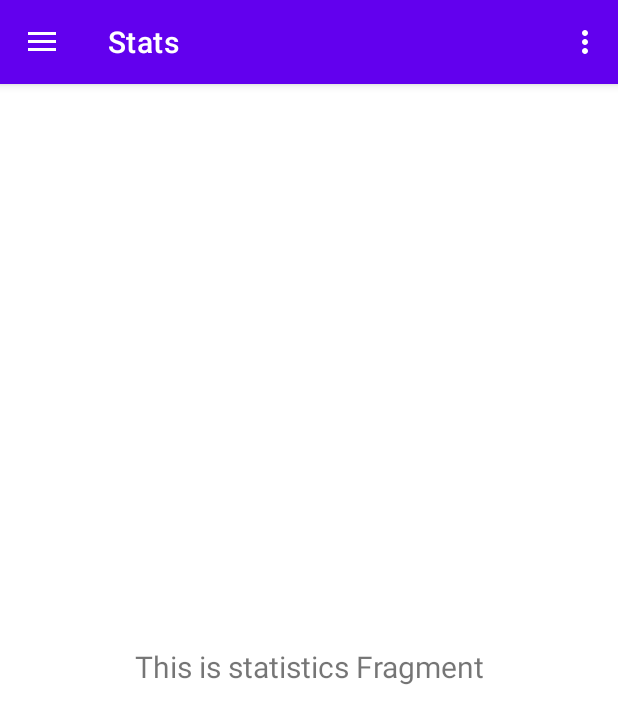
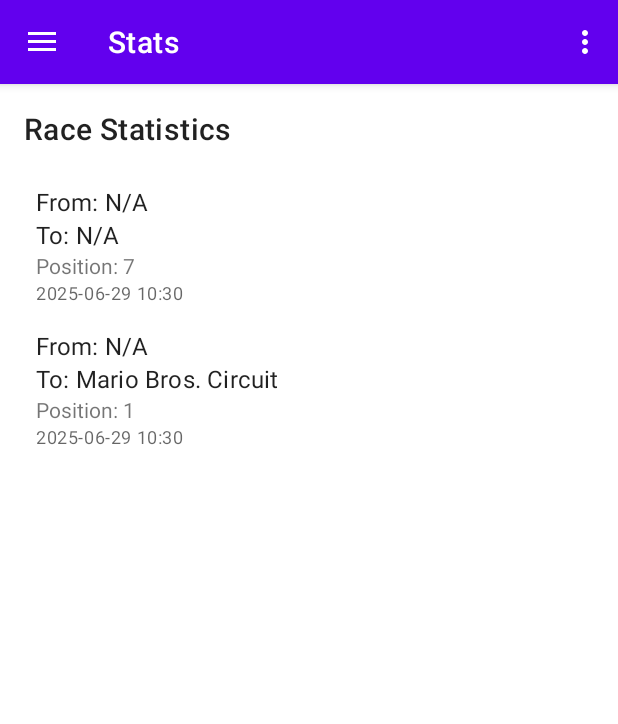
Before and after one commit to HeikoPanter/MarioKartWorldOnlineTracker, an Android app: the screen it shows after launch (MainActivity), in the side drawer, after a tap on "Stats", on a phone screen of 412 x 824 dp. Shown: the top 724 px of the screen. Run offline under Robolectric (Android 15) with nearby library versions, the phone set to English and light mode, and no system bars; our stand-ins replace Room's generated code, navigation-ui.

Commit message:
- Statistics show the dummy results - Bugfix, database annotations were missing

```diff
--- a/app/build.gradle.kts
+++ b/app/build.gradle.kts
@@ -55,7 +55,7 @@ dependencies {
     val room_version = "2.7.2" // Überprüfen Sie die neueste Version
 
     implementation("androidx.room:room-runtime:$room_version")
-    annotationProcessor("androidx.room:room-compiler:$room_version")
+    kapt("androidx.room:room-compiler:$room_version")
 
     // Optional - Kotlin Extensions and Coroutines support for Room
     implementation("androidx.room:room-ktx:$room_version")
--- a/app/src/main/java/com/rain/mariokartworldonlinetracker/RaceResult.kt
+++ b/app/src/main/java/com/rain/mariokartworldonlinetracker/RaceResult.kt
@@ -7,8 +7,8 @@ import androidx.room.PrimaryKey
 data class RaceResult(
     @PrimaryKey(autoGenerate = true)
     val id: Long = 0, // Primärschlüssel, automatisch generiert
-    val category: Enum<RaceCategory>,
-    val mode: Enum<RaceMode>,
+    val category: RaceCategory,
+    val mode: RaceMode,
     val knockoutCupName: String?,
     val drivingFromTrackName: String?,
     val drivingToTrackName: String?,
--- /dev/null
+++ b/app/src/main/java/com/rain/mariokartworldonlinetracker/RaceResultAdapter.kt
@@ -0,0 +1,53 @@
+package com.rain.mariokartworldonlinetracker.ui.statistics // Passen Sie den Paketnamen an
+
+import android.view.LayoutInflater
+import android.view.ViewGroup
+import androidx.recyclerview.widget.DiffUtil
+import androidx.recyclerview.widget.ListAdapter
+import androidx.recyclerview.widget.RecyclerView
+import com.rain.mariokartworldonlinetracker.RaceResult // Ihre Entitätsklasse
+import com.rain.mariokartworldonlinetracker.databinding.ListItemRaceResultBinding // ViewBinding für das Item-Layout
+import java.text.SimpleDateFormat
+import java.util.Date
+import java.util.Locale
+
+class RaceResultAdapter(private val onItemClicked: (RaceResult) -> Unit) :
+    ListAdapter<RaceResult, RaceResultAdapter.RaceResultViewHolder>(RaceResultDiffCallback()) {
+
+    override fun onCreateViewHolder(parent: ViewGroup, viewType: Int): RaceResultViewHolder {
+        val binding = ListItemRaceResultBinding.inflate(LayoutInflater.from(parent.context), parent, false)
+        return RaceResultViewHolder(binding)
+    }
+
+    override fun onBindViewHolder(holder: RaceResultViewHolder, position: Int) {
+        val currentItem = getItem(position)
+        holder.bind(currentItem)
+        holder.itemView.setOnClickListener {
+            onItemClicked(currentItem)
+        }
+    }
+
+    class RaceResultViewHolder(private val binding: ListItemRaceResultBinding) :
+        RecyclerView.ViewHolder(binding.root) {
+
+        private val dateFormat = SimpleDateFormat("yyyy-MM-dd HH:mm", Locale.getDefault())
+
+        fun bind(raceResult: RaceResult) {
+            binding.textViewDrivingFromTrackName.text = "From: ${raceResult.drivingFromTrackName ?: "N/A"}"
+            binding.textViewDrivingToTrackName.text = "To: ${raceResult.drivingToTrackName ?: "N/A"}"
+            binding.textViewRacePosition.text = "Position: ${raceResult.position ?: "N/A"}"
+            binding.textViewRaceDate.text = dateFormat.format(Date(raceResult.date))
+            // Binden Sie hier weitere Felder Ihrer RaceResult-Entität
+        }
+    }
+
+    class RaceResultDiffCallback : DiffUtil.ItemCallback<RaceResult>() {
+        override fun areItemsTheSame(oldItem: RaceResult, newItem: RaceResult): Boolean {
+            return oldItem.id == newItem.id
+        }
+
+        override fun areContentsTheSame(oldItem: RaceResult, newItem: RaceResult): Boolean {
+            return oldItem == newItem
+        }
+    }
+}
--- a/app/src/main/java/com/rain/mariokartworldonlinetracker/RaceResultRepository.kt
+++ b/app/src/main/java/com/rain/mariokartworldonlinetracker/RaceResultRepository.kt
@@ -25,8 +25,4 @@ class RaceResultRepository(private val raceResultDao: RaceResultDao) {
     fun getRaceResultsByCategory(category: RaceCategory): Flow<List<RaceResult>> {
         return raceResultDao.getRaceResultsByCategory(category)
     }
-
-    fun getAllRaceResults(): Flow<List<RaceResult>> {
-        return raceResultDao.getAllRaceResults()
-    }
 }
--- a/app/src/main/java/com/rain/mariokartworldonlinetracker/ui/home/HomeFragment.kt
+++ b/app/src/main/java/com/rain/mariokartworldonlinetracker/ui/home/HomeFragment.kt
@@ -70,7 +70,7 @@ class HomeFragment : Fragment() {
                 knockoutCupName = null,
                 drivingFromTrackName = null,
                 drivingToTrackName = "Mario Bros. Circuit",
-                position = null,
+                position = 1,
                 date = System.currentTimeMillis()
             )
             homeViewModel.insertRaceResult(newRace)
@@ -83,7 +83,7 @@ class HomeFragment : Fragment() {
                 knockoutCupName = "Moon Cup",
                 drivingFromTrackName = null,
                 drivingToTrackName = null,
-                position = null,
+                position = 7,
                 date = System.currentTimeMillis()
             )
             homeViewModel.insertRaceResult(newRace)
--- a/app/src/main/java/com/rain/mariokartworldonlinetracker/ui/statistics/StatisticsFragment.kt
+++ b/app/src/main/java/com/rain/mariokartworldonlinetracker/ui/statistics/StatisticsFragment.kt
@@ -1,42 +1,74 @@
 package com.rain.mariokartworldonlinetracker.ui.statistics
 
+import StatisticsViewModel
+import StatisticsViewModelFactory
 import android.os.Bundle
 import android.view.LayoutInflater
 import android.view.View
 import android.view.ViewGroup
-import android.widget.TextView
 import androidx.fragment.app.Fragment
 import androidx.lifecycle.ViewModelProvider
+import androidx.recyclerview.widget.LinearLayoutManager
+import com.rain.mariokartworldonlinetracker.MarioKartWorldOnlineTrackerApplication
+import com.rain.mariokartworldonlinetracker.RaceResultRepository
 import com.rain.mariokartworldonlinetracker.databinding.FragmentStatisticsBinding
 
 class StatisticsFragment : Fragment() {
 
     private var _binding: FragmentStatisticsBinding? = null
+    private val binding get() = _binding!!
 
-    // This property is only valid between onCreateView and
-    // onDestroyView.
-    private val binding get() = _binding!!
+    private lateinit var statisticsViewModel: StatisticsViewModel
+    private lateinit var raceResultAdapter: RaceResultAdapter // Sie müssen diesen Adapter erstellen
 
     override fun onCreateView(
         inflater: LayoutInflater,
         container: ViewGroup?,
         savedInstanceState: Bundle?
     ): View {
-        val statisticsViewModel =
-            ViewModelProvider(this).get(StatisticsViewModel::class.java)
+        _binding = FragmentStatisticsBinding.inflate(inflater, container, false)
 
-        _binding = FragmentStatisticsBinding.inflate(inflater, container, false)
-        val root: View = binding.root
+        // Repository und ViewModel initialisieren
+        val raceResultDao = (requireActivity().application as MarioKartWorldOnlineTrackerApplication).database.raceResultDao()
+        val repository = RaceResultRepository(raceResultDao)
+        statisticsViewModel = ViewModelProvider(this, StatisticsViewModelFactory(repository))
+            .get(StatisticsViewModel::class.java)
 
-        val textView: TextView = binding.textGallery
-        statisticsViewModel.text.observe(viewLifecycleOwner) {
-            textView.text = it
+        return binding.root
+    }
+
+    override fun onViewCreated(view: View, savedInstanceState: Bundle?) {
+        super.onViewCreated(view, savedInstanceState)
+
+        setupRecyclerView()
+
+        // Beobachten der LiveData vom ViewModel
+        statisticsViewModel.allRaceResultsLiveData.observe(viewLifecycleOwner) { results ->
+            // results ist eine List<RaceResult>
+            if (results.isNullOrEmpty()) {
+                binding.recyclerViewRaceResults.visibility = View.GONE
+                binding.textViewNoResults.visibility = View.VISIBLE
+            } else {
+                binding.recyclerViewRaceResults.visibility = View.VISIBLE
+                binding.textViewNoResults.visibility = View.GONE
+                raceResultAdapter.submitList(results)
+            }
         }
-        return root
+    }
+
+    private fun setupRecyclerView() {
+        raceResultAdapter = RaceResultAdapter { raceResult ->
+            // Hier können Sie eine Aktion definieren, wenn auf ein Item geklickt wird (optional)
+            // z.B. Navigiere zu einem Detailbildschirm
+        }
+        binding.recyclerViewRaceResults.apply {
+            adapter = raceResultAdapter
+            layoutManager = LinearLayoutManager(requireContext())
+        }
     }
 
     override fun onDestroyView() {
         super.onDestroyView()
-        _binding = null
+        _binding = null // Wichtig, um Memory Leaks zu vermeiden
     }
 }
--- a/app/src/main/java/com/rain/mariokartworldonlinetracker/ui/statistics/StatisticsViewModel.kt
+++ b/app/src/main/java/com/rain/mariokartworldonlinetracker/ui/statistics/StatisticsViewModel.kt
@@ -1,13 +1,22 @@
-package com.rain.mariokartworldonlinetracker.ui.statistics
+import androidx.lifecycle.ViewModel
+import androidx.lifecycle.ViewModelProvider
+import androidx.lifecycle.asLiveData
+import com.rain.mariokartworldonlinetracker.RaceResult // Ihre Entitätsklasse
+import com.rain.mariokartworldonlinetracker.RaceResultRepository // Ihr Repository
 
-import androidx.lifecycle.LiveData
-import androidx.lifecycle.MutableLiveData
-import androidx.lifecycle.ViewModel
+class StatisticsViewModel(private val repository: RaceResultRepository) : ViewModel() {
 
-class StatisticsViewModel : ViewModel() {
+    // Wandelt den Flow in LiveData um, wenn Sie LiveData in Ihrem Fragment bevorzugen.
+    // LiveData ist Lifecycle-aware und gut für die UI.
+    val allRaceResultsLiveData = repository.allRaceResults.asLiveData()
+}
 
-    private val _text = MutableLiveData<String>().apply {
-        value = "This is statistics Fragment"
+class StatisticsViewModelFactory(private val repository: RaceResultRepository) : ViewModelProvider.Factory {
+    override fun <T : ViewModel> create(modelClass: Class<T>): T {
+        if (modelClass.isAssignableFrom(StatisticsViewModel::class.java)) {
+            @Suppress("UNCHECKED_CAST")
+            return StatisticsViewModel(repository) as T
+        }
+        throw IllegalArgumentException("Unknown ViewModel class")
     }
-    val text: LiveData<String> = _text
 }
--- a/app/src/main/res/layout/fragment_statistics.xml
+++ b/app/src/main/res/layout/fragment_statistics.xml
@@ -1,22 +1,34 @@
 <?xml version="1.0" encoding="utf-8"?>
-<androidx.constraintlayout.widget.ConstraintLayout xmlns:android="http://schemas.android.com/apk/res/android"
-    xmlns:app="http://schemas.android.com/apk/res-auto"
+<LinearLayout xmlns:android="http://schemas.android.com/apk/res/android"
     xmlns:tools="http://schemas.android.com/tools"
     android:layout_width="match_parent"
     android:layout_height="match_parent"
+    android:orientation="vertical"
+    android:padding="16dp"
     tools:context=".ui.statistics.StatisticsFragment">
 
     <TextView
-        android:id="@+id/text_gallery"
+        android:id="@+id/text_view_statistics_title"
+        android:layout_width="wrap_content"
+        android:layout_height="wrap_content"
+        android:text="@string/race_statistics"
+        android:textAppearance="@style/TextAppearance.MaterialComponents.Headline6"
+        android:layout_marginBottom="16dp"/>
+
+    <androidx.recyclerview.widget.RecyclerView
+        android:id="@+id/recycler_view_race_results"
+        android:layout_width="match_parent"
+        android:layout_height="0dp"
+        android:layout_weight="1"
+        tools:listitem="@layout/list_item_race_result"/>
+
+    <TextView
+        android:id="@+id/text_view_no_results"
         android:layout_width="match_parent"
         android:layout_height="wrap_content"
-        android:layout_marginStart="8dp"
-        android:layout_marginTop="8dp"
-        android:layout_marginEnd="8dp"
-        android:textAlignment="center"
-        android:textSize="20sp"
-        app:layout_constraintBottom_toBottomOf="parent"
-        app:layout_constraintEnd_toEndOf="parent"
-        app:layout_constraintStart_toStartOf="parent"
-        app:layout_constraintTop_toTopOf="parent" />
-</androidx.constraintlayout.widget.ConstraintLayout>
+        android:text="@string/no_race_results_yet"
+        android:gravity="center"
+        android:visibility="gone"
+        tools:visibility="visible"/>
+
+</LinearLayout>
--- /dev/null
+++ b/app/src/main/res/layout/list_item_race_result.xml
@@ -0,0 +1,36 @@
+<?xml version="1.0" encoding="utf-8"?>
+<LinearLayout xmlns:android="http://schemas.android.com/apk/res/android"
+    xmlns:tools="http://schemas.android.com/tools"
+    android:layout_width="match_parent"
+    android:layout_height="wrap_content"
+    android:orientation="vertical"
+    android:padding="8dp">
+
+    <TextView
+        android:id="@+id/text_view_driving_from_track_name"
+        android:layout_width="wrap_content"
+        android:layout_height="wrap_content"
+        android:textAppearance="@style/TextAppearance.MaterialComponents.Subtitle1"
+        tools:text="Mario Circuit" />
+
+    <TextView
+        android:id="@+id/text_view_driving_to_track_name"
+        android:layout_width="wrap_content"
+        android:layout_height="wrap_content"
+        android:textAppearance="@style/TextAppearance.MaterialComponents.Subtitle1"
+        tools:text="Mario Circuit" />
+
+    <TextView
+        android:id="@+id/text_view_race_position"
+        android:layout_width="wrap_content"
+        android:layout_height="wrap_content"
+        tools:text="Position: 1" />
+
+    <TextView
+        android:id="@+id/text_view_race_date"
+        android:layout_width="wrap_content"
+        android:layout_height="wrap_content"
+        android:textAppearance="@style/TextAppearance.MaterialComponents.Caption"
+        tools:text="Date: 2023-10-27" />
+
+</LinearLayout>
--- a/app/src/main/res/values/strings.xml
+++ b/app/src/main/res/values/strings.xml
@@ -11,4 +11,6 @@
     <string name="menu_statistics">Stats</string>
     <string name="new_race">New race (150cc)</string>
     <string name="new_knockout">New knockout (150cc)</string>
+    <string name="race_statistics">Race Statistics</string>
+    <string name="no_race_results_yet">No race results yet.</string>
 </resources>
```
